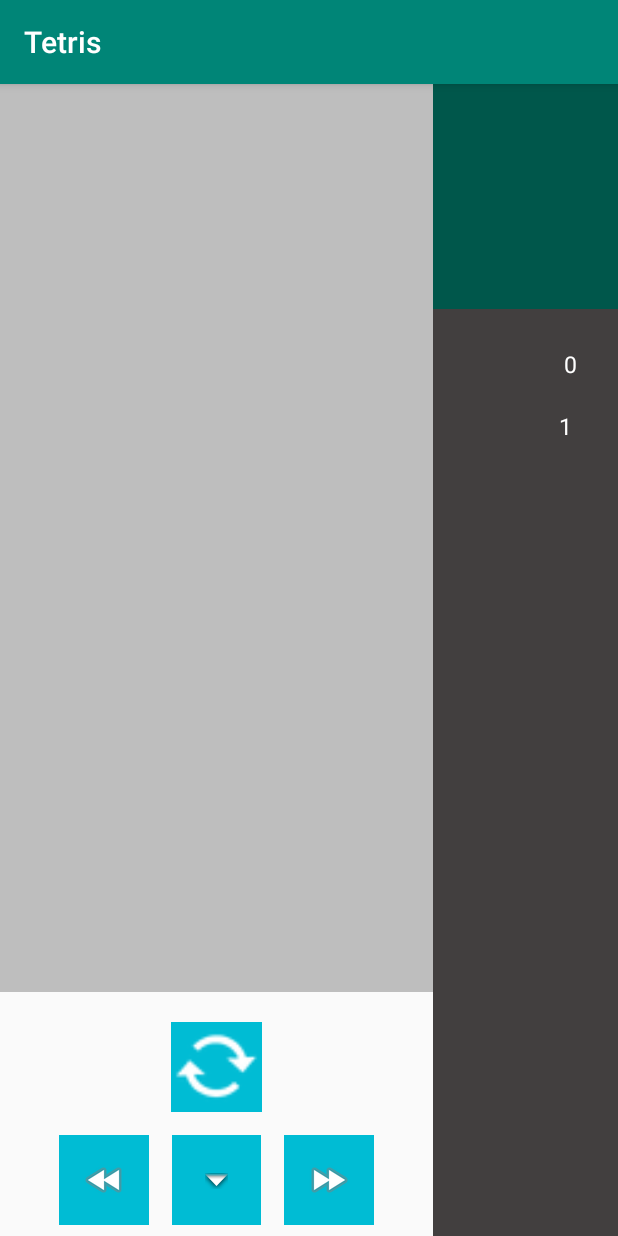
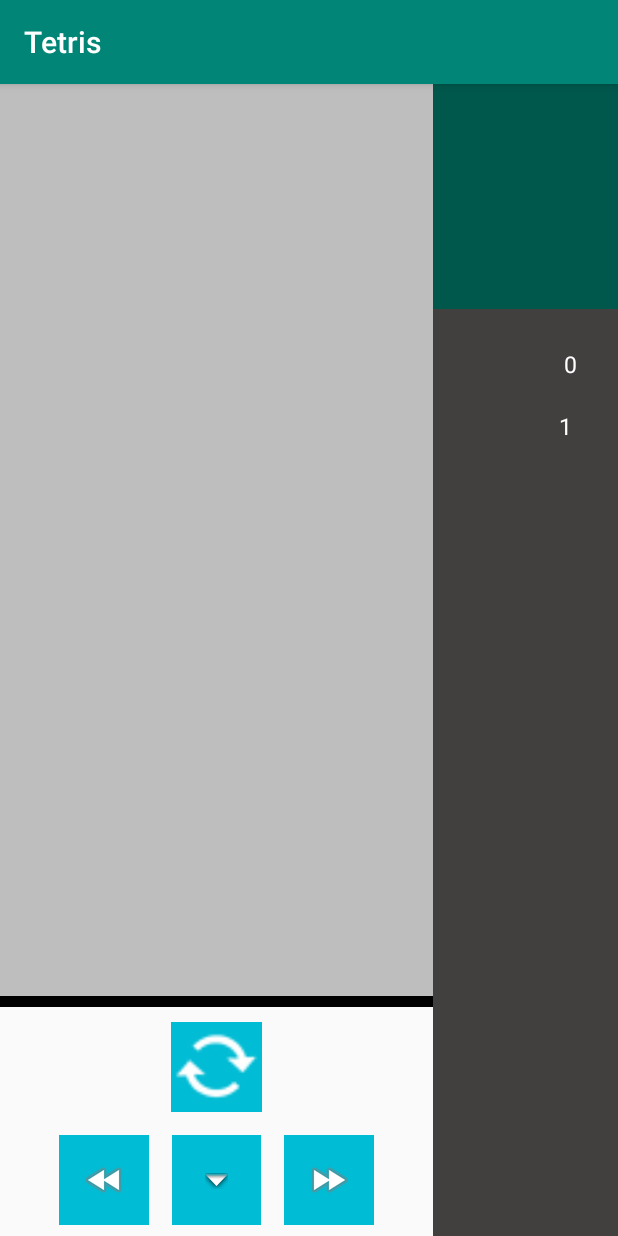
Before and after one commit to Danielmg21/Tetris, an Android app: the screen it shows after launch (MainActivity), on a phone screen of 412 x 824 dp. Run offline under Robolectric (Android 15) with nearby library versions, the light colour scheme and no system bars.

Commit message:
add barra negra

```diff
--- a/app/src/main/res/layout/activity_main.xml
+++ b/app/src/main/res/layout/activity_main.xml
@@ -26,16 +26,24 @@
             android:layout_weight="0.3"
             android:textAlignment="center">
 
+
+            <View
+                android:layout_width="wrap_content"
+                android:layout_height="10dp"
+                android:layout_above="@+id/botonRotar"
+                android:layout_below="@+id/layoutTablero"
+                android:layout_marginTop="-160dp"
+                android:layout_marginBottom="10dp"
+                android:background="#000000" />
+
             <RelativeLayout
                 android:id="@+id/layoutTablero"
                 android:layout_width="match_parent"
                 android:layout_height="match_parent"
-                android:layout_above="@+id/botonRotar"
-                android:layout_marginBottom="20dp">
-
+                android:layout_alignParentBottom="true"
+                android:layout_marginBottom="160dp">
 
             </RelativeLayout>
-
 
             <ImageButton
                 android:id="@+id/botonDcha"
@@ -187,6 +195,7 @@
                 android:layout_marginRight="13dp"
                 android:textColor="#FFF"
                 android:textSize="15sp" />
+
         </RelativeLayout>
     </LinearLayout>
 
```
